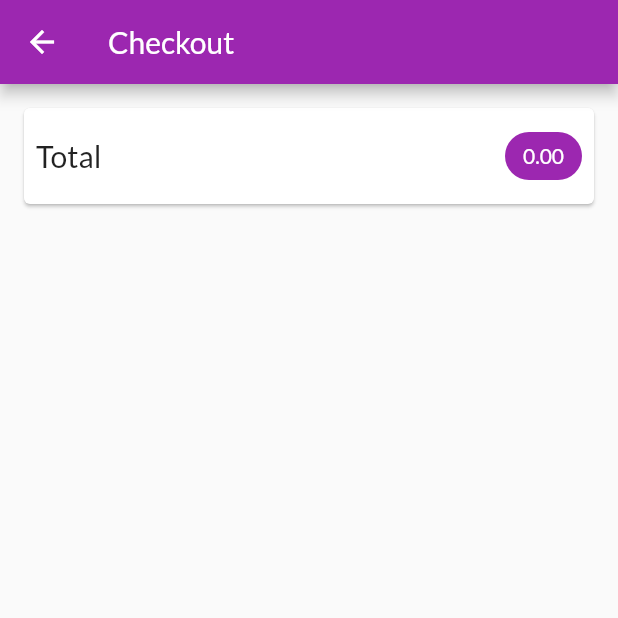
After one commit to anklinuxboy/DemoShopFlutterApp, a Flutter app: the CartView screen opened by its route, on a phone screen of 412 x 824 dp, the top half of it. The commit adds this screen. Run offline on Flutter 3.47's test engine with Material 2 defaults, Android fonts, the phone set to English and light mode, and no system bars; network calls fail.

Commit message:
Added cart screen

```diff
--- a/lib/main.dart
+++ b/lib/main.dart
@@ -2,6 +2,7 @@ import 'package:flutter/material.dart';
 import 'package:provider/provider.dart';
 
 import 'providers/cart.dart';
+import 'screens/cart_view.dart';
 import 'screens/product_detail.dart';
 import 'screens/product_overview.dart';
 import 'providers/products.dart';
@@ -34,6 +35,7 @@ class MyApp extends StatelessWidget {
         home: ProductOverview(),
         routes: {
           ProductDetail.ROUTE: (_) => ProductDetail(),
+          CartView.ROUTE: (_) => CartView(),
         },
       ),
     );
--- a/lib/providers/cart.dart
+++ b/lib/providers/cart.dart
@@ -9,6 +9,15 @@ class Cart with ChangeNotifier {
 
   int get itemCount {
     return _items.length;
+  }
+
+  double get totalAmount {
+    double total = 0.0;
+    _items.forEach((key, value) {
+      total += value.quantity * value.price;
+    });
+
+    return total;
   }
 
   void addItem(
--- /dev/null
+++ b/lib/screens/cart_view.dart
@@ -0,0 +1,53 @@
+import 'package:flutter/material.dart';
+import 'package:provider/provider.dart';
+
+import '../providers/cart.dart';
+
+class CartView extends StatelessWidget {
+  static const ROUTE = '/cart';
+
+  @override
+  Widget build(BuildContext context) {
+    final cart = Provider.of<Cart>(context);
+    return Scaffold(
+      appBar: AppBar(
+        title: Text(
+          'Checkout',
+        ),
+      ),
+      body: Column(
+        children: <Widget>[
+          Card(
+            margin: EdgeInsets.all(16),
+            child: Padding(
+              padding: EdgeInsets.all(8),
+              child: Row(
+                mainAxisAlignment: MainAxisAlignment.spaceBetween,
+                children: <Widget>[
+                  Text(
+                    'Total',
+                    style: TextStyle(
+                      fontSize: 20,
+                    ),
+                  ),
+                  SizedBox(width: 10),
+                  Chip(
+                    label: Text(
+                      '${cart.totalAmount.toStringAsFixed(2)}',
+                      style: TextStyle(
+                          color: Theme.of(context)
+                              .primaryTextTheme
+                              .headline6
+                              .color),
+                    ),
+                    backgroundColor: Theme.of(context).primaryColor,
+                  ),
+                ],
+              ),
+            ),
+          )
+        ],
+      ),
+    );
+  }
+}
--- a/lib/screens/product_overview.dart
+++ b/lib/screens/product_overview.dart
@@ -1,6 +1,7 @@
 import 'package:flutter/material.dart';
 import 'package:provider/provider.dart';
 
+import 'cart_view.dart';
 import '../widgets/product_overview_grid.dart';
 import '../widgets/badge.dart';
 import '../providers/cart.dart';
@@ -53,7 +54,9 @@ class _ProductOverviewState extends State<ProductOverview> {
                 Icons.shopping_cart,
                 color: Colors.white,
               ),
-              onPressed: () {},
+              onPressed: () {
+                Navigator.of(context).pushNamed(CartView.ROUTE);
+              },
             ),
           )
         ],
```
